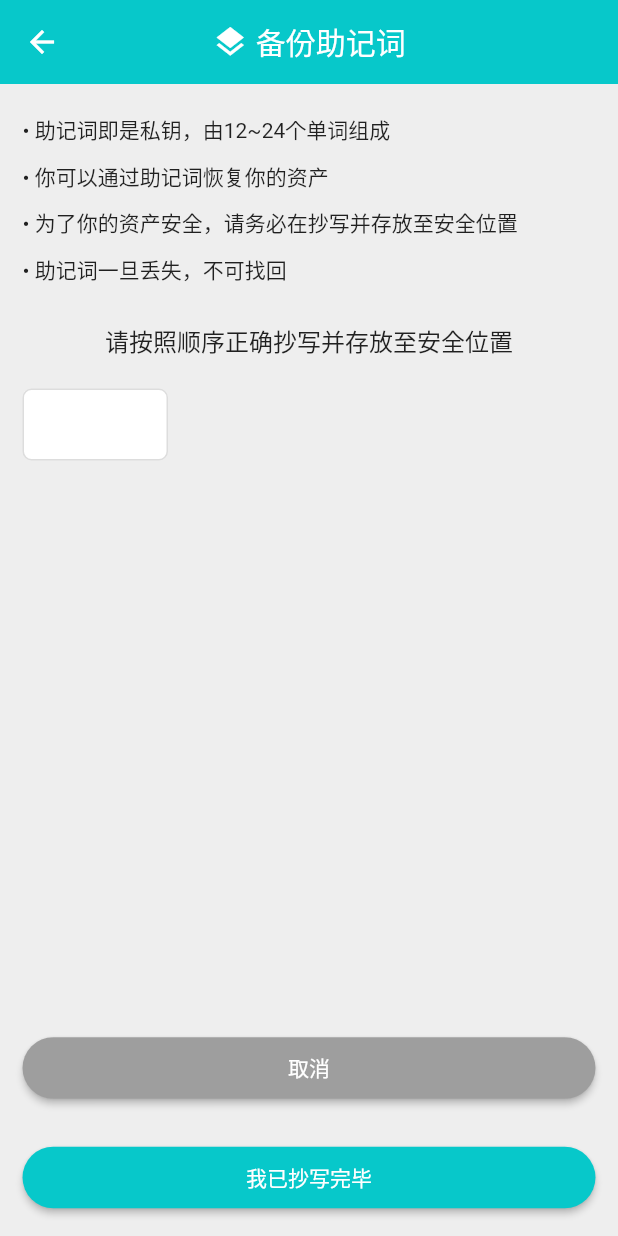
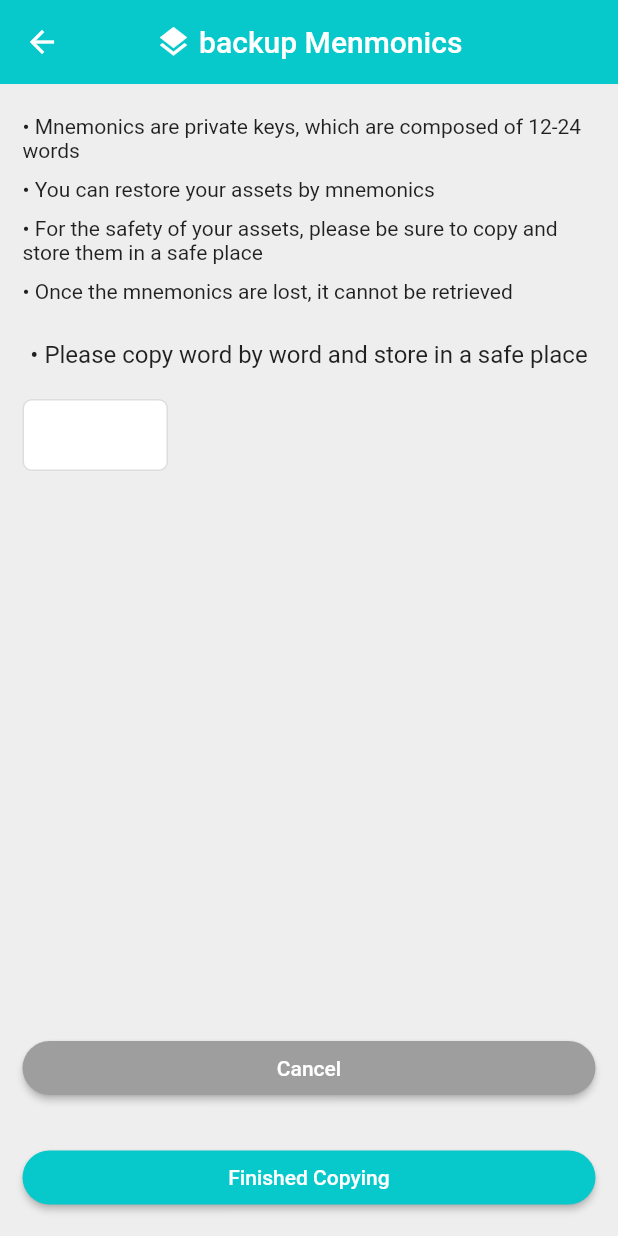
Before and after one commit to ruffchain/wallt-app, a Flutter app: the BackupMnemonicPage screen opened by its route, on a phone screen of 412 x 824 dp. Run offline on Flutter 3.47's test engine with Material 2 defaults, Android fonts, the phone set to English and light mode, and no system bars; our stand-ins replace date_format, hex, package_info, pub_semver, qr_flutter, shared_preferences; missing offline and left inert: barcode_scan, bip32, bip39, flutter_inappbrowser, flutter_webview_plugin; accounts and stored records are empty; statements that could not run were skipped.

Commit message:
update backup_mnemonic l10n test OK

```diff
--- a/lib/common/app_localizations.dart
+++ b/lib/common/app_localizations.dart
@@ -107,6 +107,50 @@ class AppLocalizations {
         "Ruff won't store the password, either help to get it back. Please keep it safe.",
         name: 'createWalletInfoLine2');
   }
+
+  String get backupMnemonicErr {
+    return Intl.message("Error:", name: 'backupMnemonicErr');
+  }
+
+  String get backupMnemonicAppBar {
+    return Intl.message("backup Menmonics", name: 'backupMnemonicAppBar');
+  }
+
+  String get backupMnemonicSafeAreaInfo1 {
+    return Intl.message(
+        "• Mnemonics are private keys, which are composed of 12-24 words",
+        name: 'backupMnemonicSafeAreaInfo1');
+  }
+
+  String get backupMnemonicSafeAreaInfo2 {
+    return Intl.message("• You can restore your assets by mnemonics",
+        name: 'backupMnemonicSafeAreaInfo2');
+  }
+
+  String get backupMnemonicSafeAreaInfo3 {
+    return Intl.message(
+        "• For the safety of your assets, please be sure to copy and store them in a safe place",
+        name: 'backupMnemonicSafeAreaInfo3');
+  }
+
+  String get backupMnemonicSafeAreaInfo4 {
+    return Intl.message("• Once the mnemonics are lost, it cannot be retrieved",
+        name: 'backupMnemonicSafeAreaInfo4');
+  }
+
+  String get backupMnemonicSafeAreaText1 {
+    return Intl.message("• Please copy word by word and store in a safe place",
+        name: 'backupMnemonicSafeAreaText1');
+  }
+
+  String get backupMnemonicSafeAreaCancel {
+    return Intl.message("Cancel", name: 'backupMnemonicSafeAreaCancel');
+  }
+
+  String get backupMnemonicSafeAreaConfirm {
+    return Intl.message("Finished Copying",
+        name: 'backupMnemonicSafeAreaConfirm');
+  }
 }
 
 class AppLocalizationsDelegate extends LocalizationsDelegate<AppLocalizations> {
--- a/lib/common/l10n/messages_en.dart
+++ b/lib/common/l10n/messages_en.dart
@@ -20,38 +20,33 @@ class MessageLookup extends MessageLookupByLibrary {
   String get localeName => 'en';
 
   final messages = _notInlinedMessages(_notInlinedMessages);
-  static _notInlinedMessages(_) => <String, Function>{
-        "createWalletConfirmHelperText":
-            MessageLookupByLibrary.simpleMessage("Please Input Password Again"),
-        "createWalletConfirmLabelText":
-            MessageLookupByLibrary.simpleMessage("Confirm Password"),
-        "createWalletConfirmValidator":
-            MessageLookupByLibrary.simpleMessage("Password not match"),
-        "createWalletHelperText": MessageLookupByLibrary.simpleMessage(
-            "Mixing upper/lower case letters, numbers and symbols, length >= 8"),
-        "createWalletInValidatorEmpty":
-            MessageLookupByLibrary.simpleMessage("Empty password"),
-        "createWalletInValidatorLength": MessageLookupByLibrary.simpleMessage(
-            "Mixing upper/lower case letters, numbers and symbols, length >= 8"),
-        "createWalletInfoLine1": MessageLookupByLibrary.simpleMessage(
-            "Password is used to protect the SECRET KEY, please choose a strong one. "),
-        "createWalletInfoLine2": MessageLookupByLibrary.simpleMessage(
-            "Ruff won\'t store the password, either help to get it back. Please keep it safe."),
-        "createWalletLabelText":
-            MessageLookupByLibrary.simpleMessage("Password"),
-        "createWalletSubmit": MessageLookupByLibrary.simpleMessage("Create"),
-        "createWalletTitle":
-            MessageLookupByLibrary.simpleMessage("Create Wallet"),
-        "hello": MessageLookupByLibrary.simpleMessage("Hello"),
-        "initWalletPrimBtn":
-            MessageLookupByLibrary.simpleMessage("Create Wallet"),
-        "initWalletSecBtn":
-            MessageLookupByLibrary.simpleMessage("Import Wallet"),
-        "termsAgree": MessageLookupByLibrary.simpleMessage("Agree"),
-        "termsAgreeConfirm": MessageLookupByLibrary.simpleMessage(
-            "I have carefully read and agree to the above agreement "),
-        "termsPrimary": MessageLookupByLibrary.simpleMessage(
-            "Loading failed, please try again."),
-        "title": MessageLookupByLibrary.simpleMessage("Ruff Wallet")
-      };
+  static _notInlinedMessages(_) => <String, Function> {
+    "backupMnemonicAppBar" : MessageLookupByLibrary.simpleMessage("backup Menmonics"),
+    "backupMnemonicErr" : MessageLookupByLibrary.simpleMessage("Error:"),
+    "backupMnemonicSafeAreaCancel" : MessageLookupByLibrary.simpleMessage("Cancel"),
+    "backupMnemonicSafeAreaConfirm" : MessageLookupByLibrary.simpleMessage("Finished Copying"),
+    "backupMnemonicSafeAreaInfo1" : MessageLookupByLibrary.simpleMessage("• Mnemonics are private keys, which are composed of 12-24 words"),
+    "backupMnemonicSafeAreaInfo2" : MessageLookupByLibrary.simpleMessage("• You can restore your assets by mnemonics"),
+    "backupMnemonicSafeAreaInfo3" : MessageLookupByLibrary.simpleMessage("• For the safety of your assets, please be sure to copy and store them in a safe place"),
+    "backupMnemonicSafeAreaInfo4" : MessageLookupByLibrary.simpleMessage("• Once the mnemonics are lost, it cannot be retrieved"),
+    "backupMnemonicSafeAreaText1" : MessageLookupByLibrary.simpleMessage("• Please copy word by word and store in a safe place"),
+    "createWalletConfirmHelperText" : MessageLookupByLibrary.simpleMessage("Please Input Password Again"),
+    "createWalletConfirmLabelText" : MessageLookupByLibrary.simpleMessage("Confirm Password"),
+    "createWalletConfirmValidator" : MessageLookupByLibrary.simpleMessage("Password not match"),
+    "createWalletHelperText" : MessageLookupByLibrary.simpleMessage("Mixing upper/lower case letters, numbers and symbols, length >= 8"),
+    "createWalletInValidatorEmpty" : MessageLookupByLibrary.simpleMessage("Empty password"),
+    "createWalletInValidatorLength" : MessageLookupByLibrary.simpleMessage("Mixing upper/lower case letters, numbers and symbols, length >= 8"),
+    "createWalletInfoLine1" : MessageLookupByLibrary.simpleMessage("Password is used to protect the SECRET KEY, please choose a strong one. "),
+    "createWalletInfoLine2" : MessageLookupByLibrary.simpleMessage("Ruff won\'t store the password, either help to get it back. Please keep it safe."),
+    "createWalletLabelText" : MessageLookupByLibrary.simpleMessage("Password"),
+    "createWalletSubmit" : MessageLookupByLibrary.simpleMessage("Create"),
+    "createWalletTitle" : MessageLookupByLibrary.simpleMessage("Create Wallet"),
+    "hello" : MessageLookupByLibrary.simpleMessage("Hello"),
+    "initWalletPrimBtn" : MessageLookupByLibrary.simpleMessage("Create Wallet"),
+    "initWalletSecBtn" : MessageLookupByLibrary.simpleMessage("Import Wallet"),
+    "termsAgree" : MessageLookupByLibrary.simpleMessage("Agree"),
+    "termsAgreeConfirm" : MessageLookupByLibrary.simpleMessage("I have carefully read and agree to the above agreement "),
+    "termsPrimary" : MessageLookupByLibrary.simpleMessage("Loading failed, please try again."),
+    "title" : MessageLookupByLibrary.simpleMessage("Ruff Wallet")
+  };
 }
--- a/lib/pages/backup_mnemonic.dart
+++ b/lib/pages/backup_mnemonic.dart
@@ -1,4 +1,5 @@
 import 'package:flutter/material.dart';
+import 'package:ruff_wallet/common/app_localizations.dart';
 import 'package:ruff_wallet/common/chain_utils.dart';
 import 'package:ruff_wallet/common/wallet_account.dart';
 import 'package:ruff_wallet/components/button.dart';
@@ -38,7 +39,7 @@ class _BackupMnemonicPageState extends State<BackupMnemonicPage> {
       Navigator.of(context)
           .pushNamedAndRemoveUntil(AppMainContainer.routeName, (_) => false);
     } catch (e) {
-      showInSnackBar('出错$e');
+      showInSnackBar(AppLocalizations.of(context).backupMnemonicErr + '$e');
       Loading.hide(context);
     }
   }
@@ -86,7 +87,7 @@ class _BackupMnemonicPageState extends State<BackupMnemonicPage> {
           children: [
             Icon(Icons.layers),
             Container(width: 5),
-            Text('备份助记词'),
+            Text(AppLocalizations.of(context).backupMnemonicAppBar),
           ],
         ),
         centerTitle: true,
@@ -101,15 +102,20 @@ class _BackupMnemonicPageState extends State<BackupMnemonicPage> {
                   child: Column(
                     crossAxisAlignment: CrossAxisAlignment.start,
                     children: [
-                      infoLine('• 助记词即是私钥，由12~24个单词组成'),
-                      infoLine('• 你可以通过助记词恢复你的资产'),
-                      infoLine('• 为了你的资产安全，请务必在抄写并存放至安全位置'),
-                      infoLine('• 助记词一旦丢失，不可找回'),
+                      infoLine(AppLocalizations.of(context)
+                          .backupMnemonicSafeAreaInfo1),
+                      infoLine(AppLocalizations.of(context)
+                          .backupMnemonicSafeAreaInfo2),
+                      infoLine(AppLocalizations.of(context)
+                          .backupMnemonicSafeAreaInfo3),
+                      infoLine(AppLocalizations.of(context)
+                          .backupMnemonicSafeAreaInfo4),
                       Container(
                         padding: EdgeInsets.symmetric(vertical: 20),
                         alignment: Alignment(0, 0),
                         child: Text(
-                          '请按照顺序正确抄写并存放至安全位置',
+                          AppLocalizations.of(context)
+                              .backupMnemonicSafeAreaText1,
                           style: TextStyle(fontSize: 16),
                         ),
                       ),
@@ -127,7 +133,7 @@ class _BackupMnemonicPageState extends State<BackupMnemonicPage> {
                   SizedBox(
                     width: double.infinity,
                     child: mySecondaryButton(
-                      '取消',
+                      AppLocalizations.of(context).backupMnemonicSafeAreaCancel,
                       onPressed: () {
                         Navigator.of(context).pop();
                       },
@@ -139,7 +145,8 @@ class _BackupMnemonicPageState extends State<BackupMnemonicPage> {
                   SizedBox(
                     width: double.infinity,
                     child: myPrimaryButton(
-                      '我已抄写完毕',
+                      AppLocalizations.of(context)
+                          .backupMnemonicSafeAreaConfirm,
                       onPressed: _saveAccount,
                     ),
                   ),
```
Also changed, not shown: lib/common/l10n/intl_en.arb (+45 -0 lines), lib/common/l10n/intl_messages.arb (+46 -1 lines), lib/common/l10n/intl_zh.arb (+45 -0 lines), lib/common/l10n/messages_zh.dart (+9 -0 lines).
